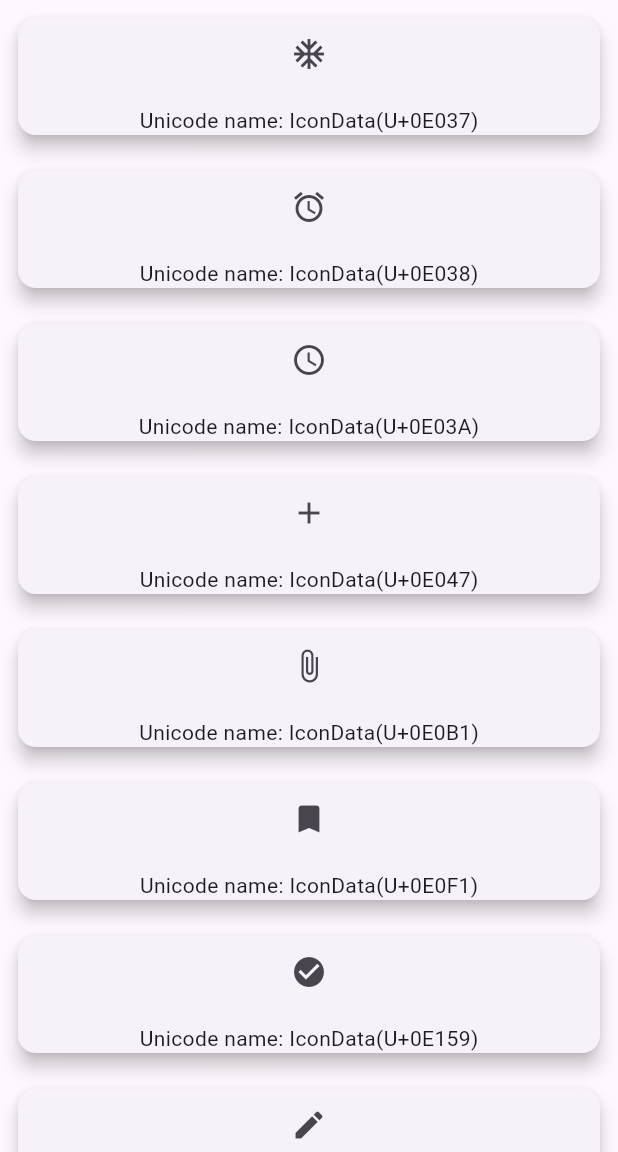
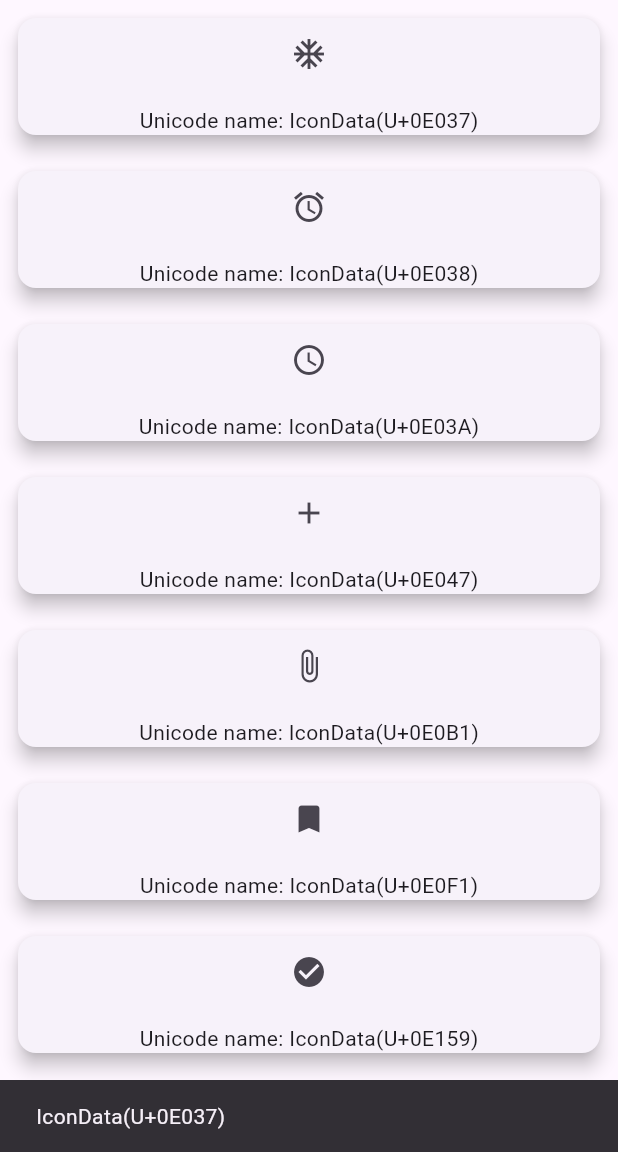
Before and after one commit to NahuelFerreroG/FlutterPath, a Flutter app: the screen it shows after launch, after a tap on the "ac unit" icon, on a phone screen of 412 x 824 dp, the part 84-1236 px from its top. Run offline on Flutter 3.47's test engine with Material 2 defaults, Android fonts, the phone set to English and light mode, and no system bars.

Commit message:
ejercicio2 - terminado

```diff
--- a/ejercicio2/lib/presentation/screens/home_screen.dart
+++ b/ejercicio2/lib/presentation/screens/home_screen.dart
@@ -26,7 +26,14 @@ class HomeScreen extends StatelessWidget {
                 crossAxisAlignment: CrossAxisAlignment.center,
                 children: [
                   IconButton(
-                    onPressed: (){},
+                    onPressed: (){
+                      final snackBar = SnackBar(
+                        content: Text(icon.toString()),
+                        duration: const Duration(seconds: 1),
+                      );
+
+                      ScaffoldMessenger.of(context).showSnackBar(snackBar);
+                    },
                     icon: Icon(icon)
                   ),
 
```
Also changed, not shown: 1 other file.
